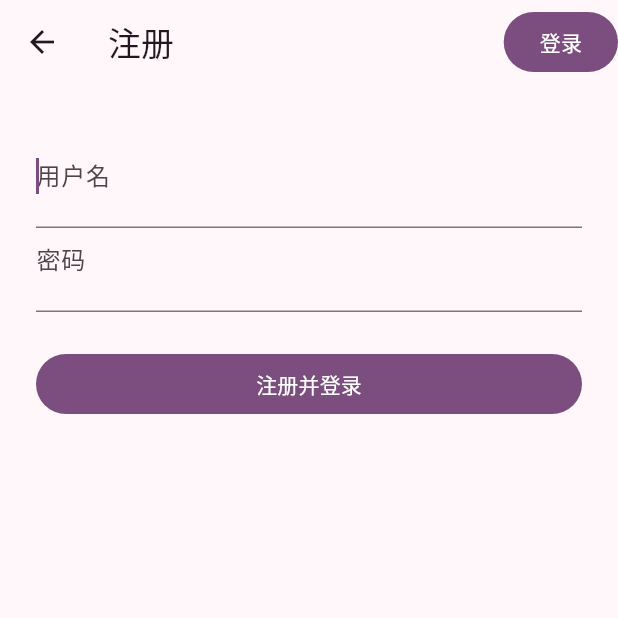
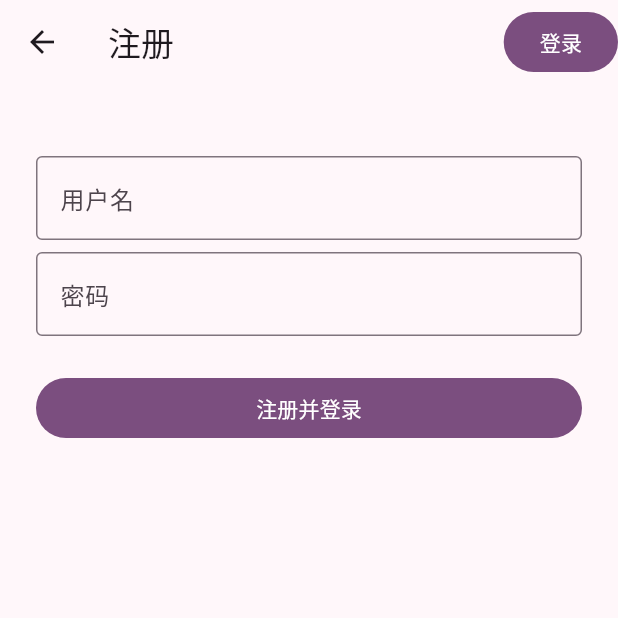
Before and after one commit to opoojkk/wandroid, a Flutter app: the LoginRegisterPage screen opened directly, after a tap on "注册", on a phone screen of 412 x 824 dp, the top half of it. Run offline on Flutter 3.47's test engine with Material 3 defaults, Android fonts, the phone set to English and light mode, and no system bars; our stand-ins replace cached_network_image, card_swiper, dio, shared_preferences, webview_flutter; accounts and stored records are empty; network calls fail; Roboto replaces fonts that are missing (noto).

Commit message:
refactor: improve the way code is written

```diff
--- a/lib/pages/login/loginRegisterPage.dart
+++ b/lib/pages/login/loginRegisterPage.dart
@@ -4,7 +4,6 @@ import '../../common/Router.dart' show Router;
 import '../../common/Snack.dart';
 import '../../common/User.dart';
 import '../../widget/BackBtn.dart';
-import '../../widget/ClearableInputField.dart';
 
 class LoginRegisterPage extends StatefulWidget {
   const LoginRegisterPage({super.key});
@@ -14,18 +13,20 @@ class LoginRegisterPage extends StatefulWidget {
 }
 
 class _LoginRegisterPagePageState extends State<LoginRegisterPage> {
-  bool isLogin = true;
-  late ClearableInputField _userNameInputForm;
-  late ClearableInputField _psdInputForm;
+  OperateMode operateMode = OperateMode.login;
   final TextEditingController _userNameController = TextEditingController();
   final TextEditingController _psdController = TextEditingController();
+
+  bool get login {
+    return operateMode == OperateMode.login;
+  }
 
   @override
   Widget build(BuildContext context) {
     return Scaffold(
       appBar: AppBar(
         leading: BackBtn(),
-        title: Text(isLogin ? "登录" : "注册"),
+        title: Text(login ? "登录" : "注册"),
         actions: [_buildRegBtn()],
       ),
       body: Builder(
@@ -41,10 +42,6 @@ class _LoginRegisterPagePageState extends State<LoginRegisterPage> {
               SizedBox(height: 24.0),
               _buildLoginBtn(ct),
               SizedBox(height: 10.0),
-              // Container(
-              //   child: _buildRegBtn(),
-              //   alignment: Alignment.centerRight,
-              // ),
             ],
           );
         },
@@ -54,7 +51,7 @@ class _LoginRegisterPagePageState extends State<LoginRegisterPage> {
 
   Widget _buildLoginBtn(BuildContext context) {
     return FilledButton(
-      child: Text(isLogin ? "登录" : "注册并登录"),
+      child: Text(login ? "登录" : "注册并登录"),
       onPressed: () {
         var userNameStr = _userNameController.text;
         var psdStr = _psdController.text;
@@ -71,7 +68,7 @@ class _LoginRegisterPagePageState extends State<LoginRegisterPage> {
             }
           }
 
-          isLogin
+          login
               ? User().login(
                   username: userNameStr,
                   password: psdStr,
@@ -88,29 +85,37 @@ class _LoginRegisterPagePageState extends State<LoginRegisterPage> {
   }
 
   Widget _buildUserNameInputForm() {
-    _userNameInputForm = ClearableInputField(
-      controller: _userNameController,
-      inputType: TextInputType.emailAddress,
-      hintTxt: '用户名',
+    return TextField(
+      obscureText: false,
+      decoration: InputDecoration(
+        border: OutlineInputBorder(),
+        labelText: '用户名',
+      ),
     );
-    return _userNameInputForm;
   }
 
   Widget _buildPsdInputForm() {
-    _psdInputForm = ClearableInputField(
-      controller: _psdController,
+    return TextField(
       obscureText: true,
-      hintTxt: '密码',
+      decoration: InputDecoration(
+        border: OutlineInputBorder(),
+        labelText: '密码',
+      ),
     );
-    return _psdInputForm;
   }
 
   Widget _buildRegBtn() {
     return FilledButton(
-      child: Text(isLogin ? '注册' : '登录'),
+      child: Text(login ? '注册' : '登录'),
       onPressed: () {
         setState(() {
-          isLogin = !isLogin;
+          switch (operateMode) {
+            case OperateMode.login:
+              operateMode = OperateMode.register;
+            case OperateMode.register:
+              operateMode = OperateMode.login;
+          }
+          ;
         });
       },
     );
@@ -123,3 +128,5 @@ class _LoginRegisterPagePageState extends State<LoginRegisterPage> {
     super.dispose();
   }
 }
+
+enum OperateMode { login, register }
```
